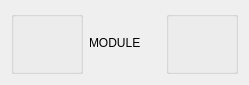
Before: the Qt Designer form Modular1/QGenericModuleWidget.ui in djeemie2000/SynthPlayground, drawn with Qt 5.
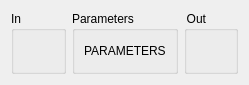
After: the same form once the commit is applied.

Commit message: Modular: support for generic parameters

```diff
--- a/Modular1/QGenericModuleWidget.ui
+++ b/Modular1/QGenericModuleWidget.ui
@@ -17,7 +17,7 @@
    <item>
     <widget class="QGroupBox" name="groupBox_Ins">
      <property name="title">
-      <string/>
+      <string>In</string>
      </property>
      <property name="alignment">
       <set>Qt::AlignLeading|Qt::AlignLeft|Qt::AlignTop</set>
@@ -25,20 +25,53 @@
     </widget>
    </item>
    <item>
-    <widget class="QLabel" name="label">
-     <property name="text">
-      <string>MODULE</string>
+    <widget class="QGroupBox" name="groupBox_Parameters">
+     <property name="title">
+      <string>Parameters</string>
      </property>
+     <layout class="QHBoxLayout" name="horizontalLayout">
+      <item>
+       <widget class="QLabel" name="label">
+        <property name="text">
+         <string>PARAMETERS</string>
+        </property>
+       </widget>
+      </item>
+     </layout>
     </widget>
    </item>
    <item>
     <widget class="QGroupBox" name="groupBox_Outs">
+     <property name="layoutDirection">
+      <enum>Qt::RightToLeft</enum>
+     </property>
      <property name="title">
-      <string/>
+      <string>Out</string>
      </property>
      <property name="alignment">
       <set>Qt::AlignRight|Qt::AlignTop|Qt::AlignTrailing</set>
      </property>
+     <property name="flat">
+      <bool>false</bool>
+     </property>
+     <property name="checkable">
+      <bool>false</bool>
+     </property>
+     <layout class="QVBoxLayout" name="verticalLayout_2">
+      <item>
+       <spacer name="verticalSpacer_2">
+        <property name="orientation">
+         <enum>Qt::Vertical</enum>
+        </property>
+        <property name="sizeHint" stdset="0">
+         <size>
+          <width>20</width>
+          <height>28</height>
+         </size>
+        </property>
+       </spacer>
+      </item>
+     </layout>
     </widget>
    </item>
   </layout>
```
Left out of the diff: 15 changed lines with no effect on the pictures. The commit also changes 24 other files.
